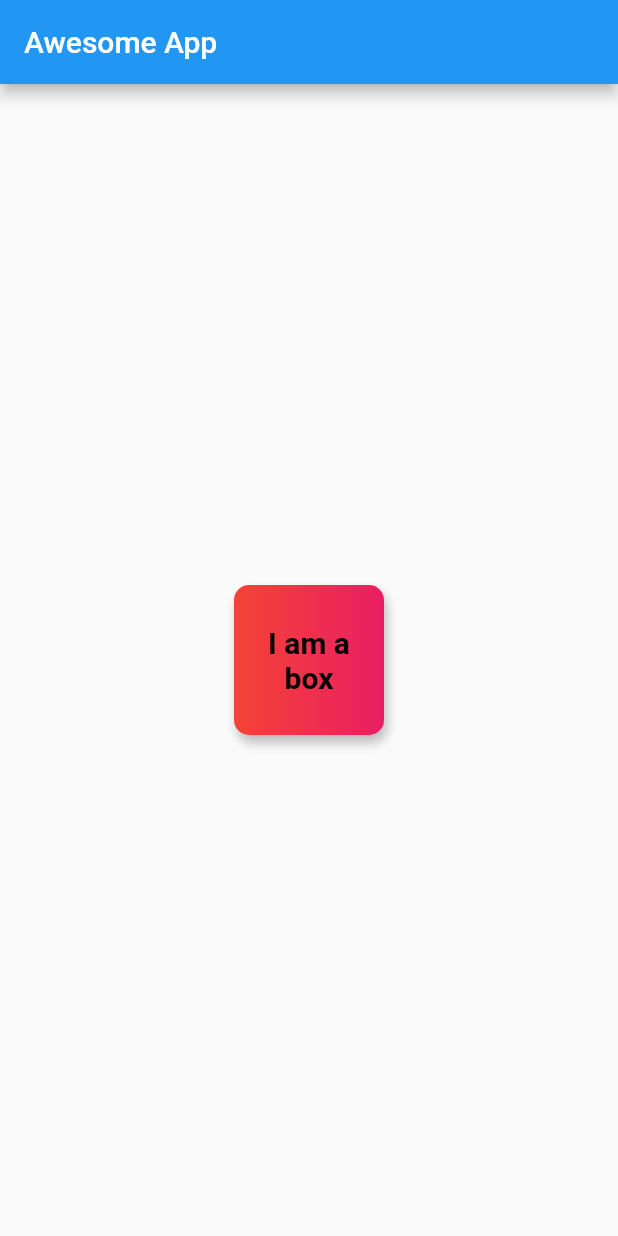
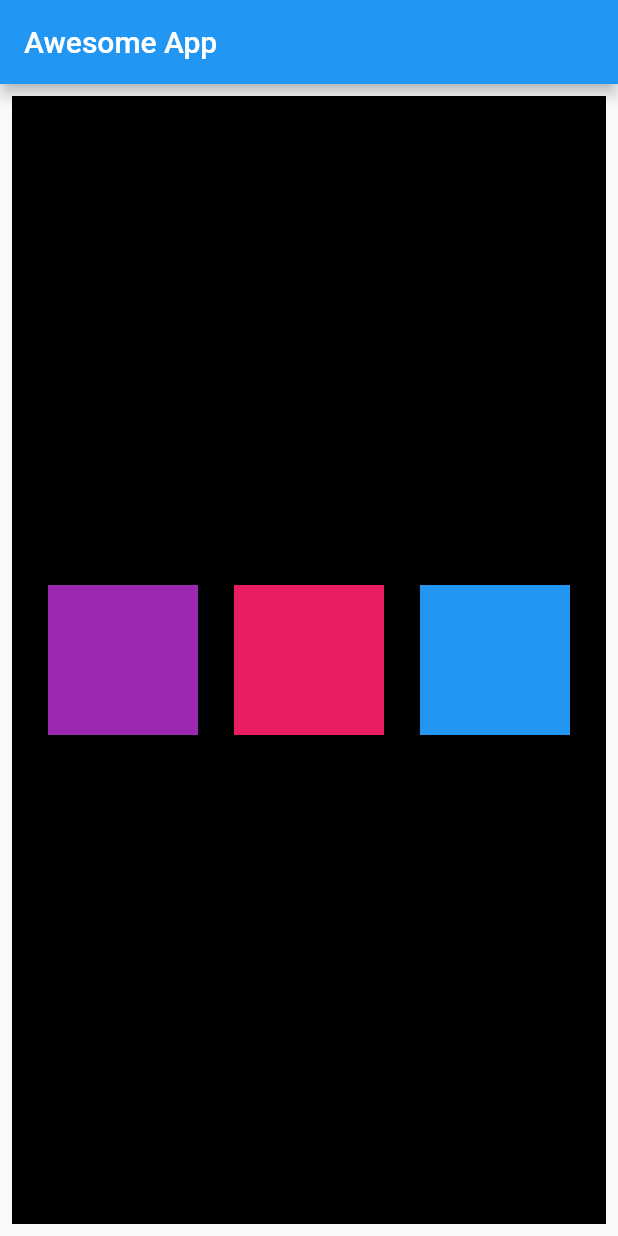
Before and after one commit to jishanaik/awesomeapp, a Flutter app: the screen it shows after launch, on a phone screen of 412 x 824 dp. Run offline on Flutter 3.47's test engine with Material 2 defaults, Android fonts, the light colour scheme and no system bars.

Commit message:
ch3 completed

```diff
--- a/lib/main.dart
+++ b/lib/main.dart
@@ -15,37 +15,38 @@ class HomePage extends StatelessWidget {
       appBar: AppBar(
         title: Text("Awesome App"),
       ),
-      body: Center(
-        child: Container(
-          padding: const EdgeInsets.all(8),
-          alignment: Alignment.center,
-          width: 100,
-          height: 100,
-          decoration: BoxDecoration(
-            shape: BoxShape.rectangle,
-            borderRadius: BorderRadius.circular(10),
-            boxShadow: [BoxShadow(
-              color: Colors.grey.shade400,
-              blurRadius: 5,
-              offset: Offset(2.0,5.0))
-            ],
-            color: Colors.teal,
-          gradient: LinearGradient(colors: [
-            Colors.red,
-            Colors.pink,
-          ]),
+      body: Padding(
+        padding: const EdgeInsets.all(8.0),
+        child: Align(
+          alignment: Alignment.centerLeft,
+          child: Container(
+            color: Colors.black,
+            width: MediaQuery.of(context).size.width,
+            height: MediaQuery.of(context).size.height,
+            child: Row(
+              mainAxisAlignment: MainAxisAlignment.spaceEvenly,
+              crossAxisAlignment: CrossAxisAlignment.center,
+              children: [
+              Container(
+              width: 100,
+              height: 100,
+              color: Colors.purple
+            ),
+            Container(
+              width: 100,
+              height: 100,
+              color: Colors.pink
+            ),
+            Container(
+              width: 100,
+              height: 100,
+              color: Colors.blue
+            )
+            ]
+            ),
           ),
-          child: Text(
-            "I am a box",
-            textAlign: TextAlign.center,
-            style: TextStyle(
-              color: Colors.black,
-              fontWeight: FontWeight.bold,
-              fontSize: 20
-            ),
-            ),
         ),
-      )
+      ),
     );
   }
 }
```
